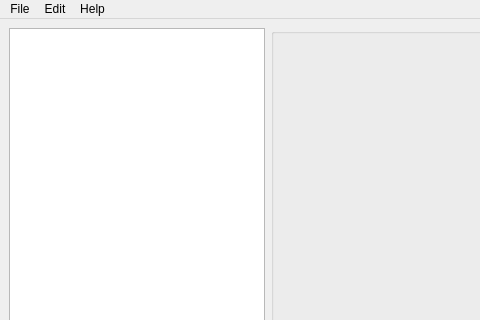
First picture: the form in client/workwindow.ui, repository Dem4ke/Mon_sys, before the edit; both pictures show x 0 to 480 and y 0 to 320 of the 1000 by 800 pixel window.
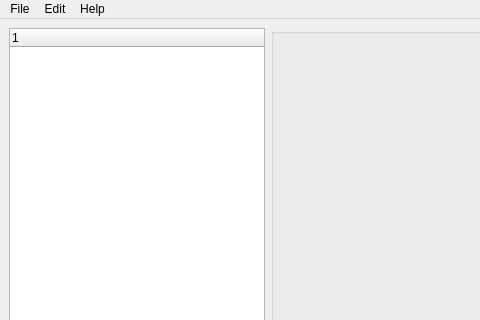
Second picture: the form after the edit. Custom widgets are drawn as their Qt base class.

```diff
--- a/client/workwindow.ui
+++ b/client/workwindow.ui
@@ -16,13 +16,18 @@
   <widget class="QWidget" name="centralwidget">
    <layout class="QHBoxLayout" name="horizontalLayout">
     <item>
-     <widget class="QTreeView" name="treeView">
+     <widget class="QTreeWidget" name="treeWidget">
       <property name="sizePolicy">
-       <sizepolicy hsizetype="Minimum" vsizetype="Expanding">
+       <sizepolicy hsizetype="Maximum" vsizetype="Expanding">
         <horstretch>0</horstretch>
         <verstretch>0</verstretch>
        </sizepolicy>
       </property>
+      <column>
+       <property name="text">
+        <string notr="true">1</string>
+       </property>
+      </column>
      </widget>
     </item>
     <item>
```
Left out of the diff: 4 changed lines with no effect on the pictures.
